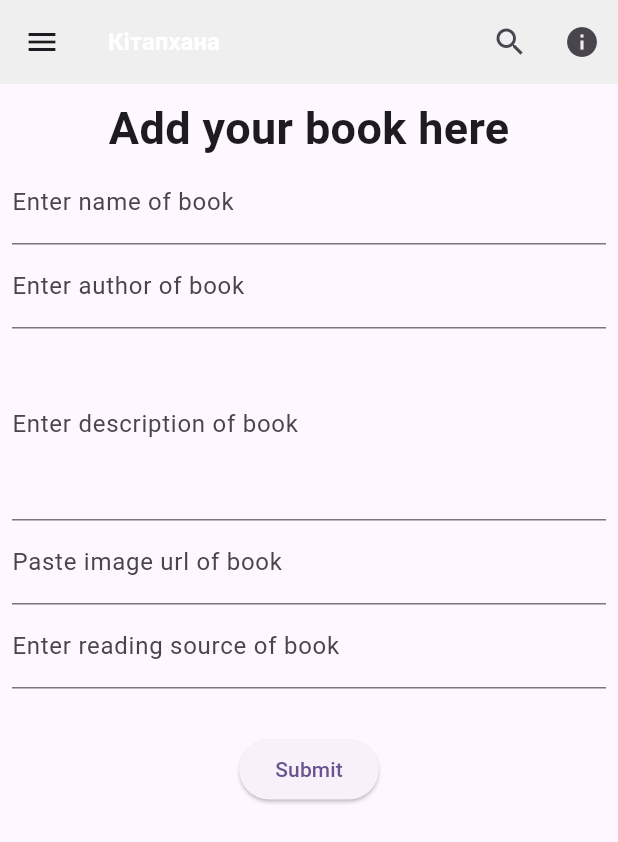
After one commit to myktybayev/ozindiDamytFlutter2, a Flutter app: the AddBook screen opened directly, on a phone screen of 412 x 824 dp. The commit adds this screen. Shown: the top 842 px of the screen. Run offline on Flutter 3.47's test engine with Material 3 defaults, Android fonts, the phone set to English and light mode, and no system bars; our stand-ins replace image_picker, sqflite; accounts and stored records are empty; network calls fail; Roboto replaces fonts that are missing (Montserrat); project files that could hold a hidden picture were left out.

Commit message:
added pages

```diff
--- a/lib/features/hobby/hobby_page.dart
+++ b/lib/features/hobby/hobby_page.dart
@@ -15,7 +15,7 @@ class _HobbyPageState extends State<HobbyPage> {
         decoration: BoxDecoration(
           boxShadow: [
             BoxShadow(
-              color: Colors.grey.withOpacity(60),
+              color: Colors.grey.withOpacity(0.5),
               blurRadius: 10,
               spreadRadius: 3,
             ),
@@ -25,7 +25,7 @@ class _HobbyPageState extends State<HobbyPage> {
           appBar: AppBar(
             title: Text('Hobby Page'),
           ),
-          drawer: DrawerMenu(),
+          drawer: DrawerMenu(), // Now you can use DrawerMenu
           body: Container(
             child: Center(
               child: Text("Hobby Page"),
--- /dev/null
+++ b/lib/features/library/models/book_access.dart
@@ -0,0 +1,63 @@
+import 'package:flutter/cupertino.dart';
+import 'package:ozindi_damyt/features/library/models/book_details.dart';
+
+class BookAccess extends ChangeNotifier {
+  final List<Book> books = [
+    Book(
+        title: "Преступление и наказание",
+        author: "Ф.М. Достоевский",
+        imageUrl:
+            "https://simg.marwin.kz/media/catalog/product/cache/41deb699a7fea062a8915debbbb0442c/c/o/dostoevskiy_f_m_prestuplenie_i_nakazanie_4.jpg",
+        description:
+            """«Преступле́ние и наказа́ние» (рус. дореф. Преступленіе и наказаніе) — социально-психологический и социально-философский роман Фёдора Михайловича Достоевского, над которым писатель работал в 1865—1866 годах. Впервые опубликован в 1866 году в журнале «Русский вестник» (№ 1, 2, 4, 6—8, 11, 12). Через год вышло в свет отдельное издание, структура которого была немного изменена по сравнению с журнальной редакцией; кроме того, автор внёс в книжный вариант ряд сокращений и стилистических правок.
+
+Замысел «Преступления и наказания» созревал у Достоевского в течение многих лет, однако центральная тема, связанная с идеей главного героя об «обыкновенных» и «необыкновенных» людях, начала формироваться только в 1863 году в Италии. Приступив к непосредственной работе над произведением, автор объединил черновики незавершённого романа «Пьяненькие», в котором была намечена сюжетная линия, повествующая о семье Мармеладовых, и наброски романа-исповеди, задуманного как откровение каторжанина. В процессе работы план расширился, и в основу сюжета легло преступление студента Родиона Раскольникова, убившего ради спасения близких старуху-процентщицу. При этом криминальная история стала для автора не только темой, но и поводом для размышлений о социальных обстоятельствах, толкающих человека на преступления, а также возможностью показать, какие сложные «химические» процессы происходят в душах людей. Одним из образов романа стал большой город второй половины XIX века, жизнь в котором полна конфликтов и драм. В произведении воссозданы узнаваемые приметы времени, воспроизведена петербургская топография.""",
+        source:
+            'https://mybook.ru/author/fedor-mihajlovich-dostoevskij/prestuplenie-i-nakazanie/reader/'),
+    Book(
+        title: "Кемел адам",
+        author: "Қайрат Жолдыбайұлы",
+        imageUrl:
+            "https://simg.marwin.kz/media/catalog/product/cache/8d1771fdd19ec2393e47701ba45e606d/w/h/joldybayly_kemel_adamkemel_adam_1.jpg",
+        description:
+            "Идеалды адамның қасиеттеріРухани бай, мінезі көркем, білімі терең, байсалды, айналасымен қарым-қатынасы жақсы, дені сау, қаржылай тәуелсіз тұлға қалай болуды айтады Эмоциялықзердеңізді дамытасызКітапта эмоциялық арнайы тесттен өту арқылы кемшіл тұстарыңызды байқап, оларды түзетудің тиімді тәсілдерін үйренесіз03Қарым қатынасжасау жолдарыАдамдармен жақсы қарым қатынас жасаудың қағидаларын меңгересізОйшыл зиялылардың айтқан пайымдарыҚазақтың ойшыл зиялылары айтқан түйінді һәм кестелі пайымдары, сондай-ақ адамзатқа ортақ құндылықтар арқылы түсіндіреді05Жетістікке жетудің жолдары Жетістікке жетудің және тұлғалық дамудың түрлі тетігін, жеке өміріне оң өзгеріс енгізудің жолдары туралы айтылады",
+        source:
+            'https://mybook.ru/author/fedor-mihajlovich-dostoevskij/prestuplenie-i-nakazanie/reader/'),
+    Book(
+        title: "Подземка",
+        author: "Харуки Мураками",
+        imageUrl:
+            "https://main-cdn.sbermegamarket.ru/big1/hlr-system/151185667/100024724813b0.jpg",
+        description:
+            """"«Подзе́мка» (яп. アンダーグラウンド Анда:гураундо, 1997 — 5 января 1998) — документальный роман известного японского новелиста Харуки Мураками.
+
+        Посвящён событиям зариновой атаки в токийском метро, осуществлённой 20 марта 1995 года последователями секты «Аум синрикё» по приказу Сёко Асахары. В романе изложены рассказы 62 очевидцев этого события. Все публикуемые воспоминания не имеют каких-либо литературных прикрас; все они вошли в эту книгу с согласия авторов.""",
+        source:
+            'https://mybook.ru/author/fedor-mihajlovich-dostoevskij/prestuplenie-i-nakazanie/reader/'),
+    Book(
+        title: "Жусан иісі",
+        author: "Сайын Муратбеков",
+        imageUrl:
+            "https://images-na.ssl-images-amazon.com/images/S/compressed.photo.goodreads.com/books/1548241221i/43687798.jpg",
+        description: "Зор кітап",
+        source:
+            'https://mybook.ru/author/fedor-mihajlovich-dostoevskij/prestuplenie-i-nakazanie/reader/'),
+  ];
+
+  void addBook(
+    String title,
+    String author,
+    String url,
+    String desc,
+    String source,
+  ) {
+    books.add(Book(
+      title: title,
+      author: author,
+      imageUrl: url,
+      description: desc,
+      source: source,
+    ));
+    notifyListeners();
+  }
+}
--- /dev/null
+++ b/lib/features/library/models/book_details.dart
@@ -0,0 +1,15 @@
+class Book {
+  final String title;
+  final String author;
+  final String imageUrl;
+  final String description;
+  final String source;
+
+  Book({
+    required this.title,
+    required this.author,
+    required this.imageUrl,
+    required this.description,
+    required this.source,
+  });
+}
--- /dev/null
+++ b/lib/features/library/pages/add_book.dart
@@ -0,0 +1,107 @@
+import 'package:flutter/material.dart';
+import 'package:ozindi_damyt/features/library/models/book_access.dart';
+import 'package:provider/provider.dart';
+
+class AddBook extends StatelessWidget {
+  AddBook({super.key});
+  final TextEditingController bookNameController = TextEditingController();
+  final TextEditingController bookAuthorController = TextEditingController();
+  final TextEditingController bookDescController = TextEditingController();
+  final TextEditingController bookUrlController = TextEditingController();
+  final TextEditingController bookSourceController = TextEditingController();
+
+  @override
+  Widget build(BuildContext context) {
+    var bookProvider = Provider.of<BookAccess>(context);
+    return Scaffold(
+      appBar: AppBar(
+        backgroundColor: Color.fromRGBO(239, 239, 239, 1.0),
+        title: Text("Кітапхана"),
+        titleTextStyle: TextStyle(
+            fontFamily: 'Montserrat',
+            fontWeight: FontWeight.w600,
+            fontSize: 16),
+        actions: [
+          IconButton(
+            onPressed: () {},
+            icon: Icon(Icons.search),
+          ),
+          IconButton(
+            onPressed: () {},
+            icon: Icon(Icons.info),
+          )
+        ],
+        leading: IconButton(
+          onPressed: () {},
+          icon: Icon(Icons.menu),
+        ),
+      ),
+      body: Expanded(
+        child: SingleChildScrollView(
+          child: Form(
+            child: Padding(
+              padding: EdgeInsets.all(8.0),
+              child: Column(
+                children: [
+                  const Text(
+                    'Add your book here',
+                    style: TextStyle(
+                      fontWeight: FontWeight.bold,
+                      fontFamily: 'Montserrat',
+                      fontSize: 30,
+                    ),
+                  ),
+                  TextFormField(
+                    controller: bookNameController,
+                    decoration: const InputDecoration(
+                      labelText: 'Enter name of book',
+                    ),
+                  ),
+                  TextFormField(
+                    controller: bookAuthorController,
+                    decoration: const InputDecoration(
+                      labelText: 'Enter author of book',
+                    ),
+                  ),
+                  TextFormField(
+                    controller: bookDescController,
+                    decoration: const InputDecoration(
+                      labelText: 'Enter description of book',
+                    ),
+                    maxLines: 4,
+                  ),
+                  TextFormField(
+                    controller: bookUrlController,
+                    decoration: const InputDecoration(
+                      labelText: 'Paste image url of book',
+                    ),
+                  ),
+                  TextFormField(
+                    controller: bookSourceController,
+                    decoration: const InputDecoration(
+                      labelText: 'Enter reading source of book',
+                    ),
+                  ),
+                  SizedBox(
+                    height: 30,
+                  ),
+                  ElevatedButton(
+                      onPressed: () {
+                        bookProvider.addBook(
+                            bookNameController.text,
+                            bookAuthorController.text,
+                            bookUrlController.text,
+                            bookDescController.text,
+                            bookSourceController.text);
+                        Navigator.pushNamed(context, '/');
+                      },
+                      child: Text('Submit'))
+                ],
+              ),
+            ),
+          ),
+        ),
+      ),
+    );
+  }
+}
--- a/lib/features/stoury/stoury_page.dart
+++ b/lib/features/stoury/stoury_page.dart
@@ -19,7 +19,6 @@ class StouryPage extends StatelessWidget {
             ],
           ),
           child: AppBar(
-            shadowColor: Colors.black,
             title: Text('Stoury Page'),
           ),
         ),
--- a/pubspec.yaml
+++ b/pubspec.yaml
@@ -40,6 +40,7 @@ dependencies:
   sqflite: ^2.3.0
   image_picker: ^1.0.6
   path_provider: ^2.0.2
+  provider: 6.1.1
 
 dev_dependencies:
   flutter_test:
```
Also changed, not shown: lib/core/navigation/navigation.dart (+7 -5 lines), lib/features/library/library_page.dart (+22 -10 lines), lib/features/library/pages/body_page.dart (added, +173 -0 lines), lib/features/library/pages/book_page.dart (added, +146 -0 lines), lib/features/sport/sport_page.dart (+23 -2 lines), lib/main.dart (+8 -1 lines), assets/fonts/Comfortaa-Regular.ttf (added), assets/fonts/Montserrat-Bold.ttf (added), assets/fonts/Montserrat-Light.ttf (added), assets/fonts/Montserrat-Medium.ttf (added), assets/fonts/Montserrat-Regular.ttf (added), assets/images/library/group253.png (added), assets/images/library/image 2.png (added), assets/images/library/pole.jpeg (added).
